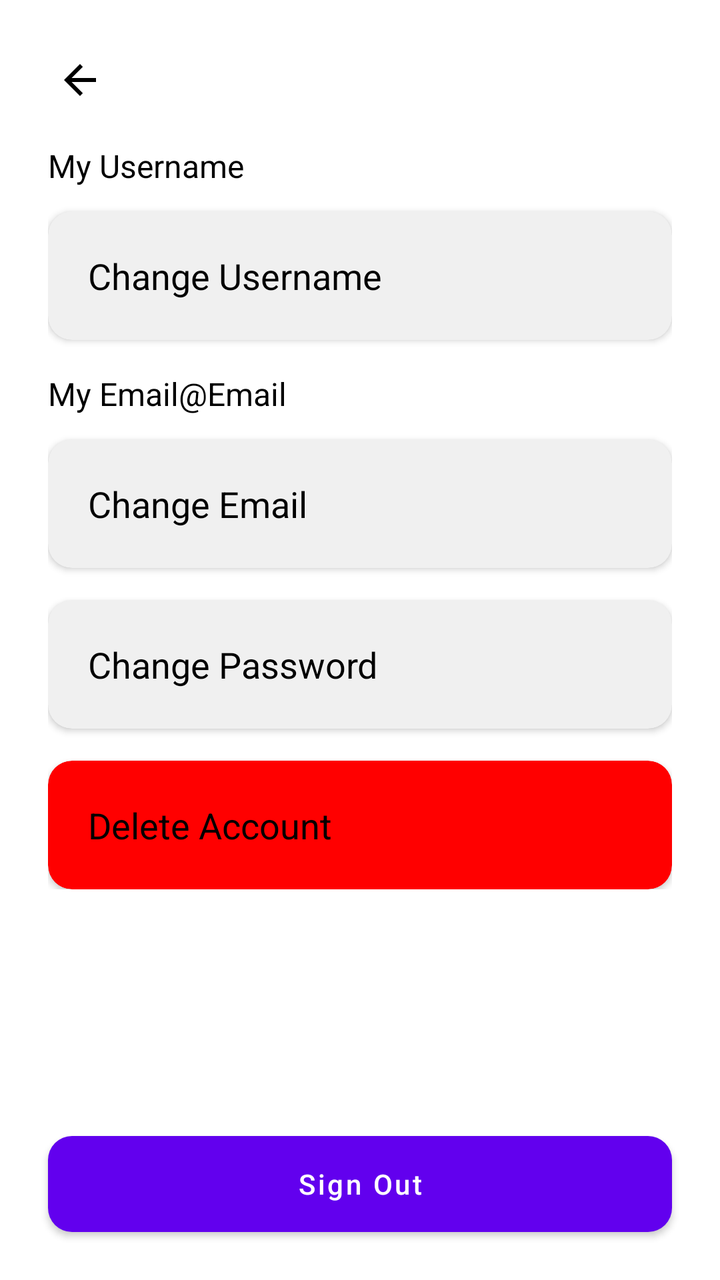
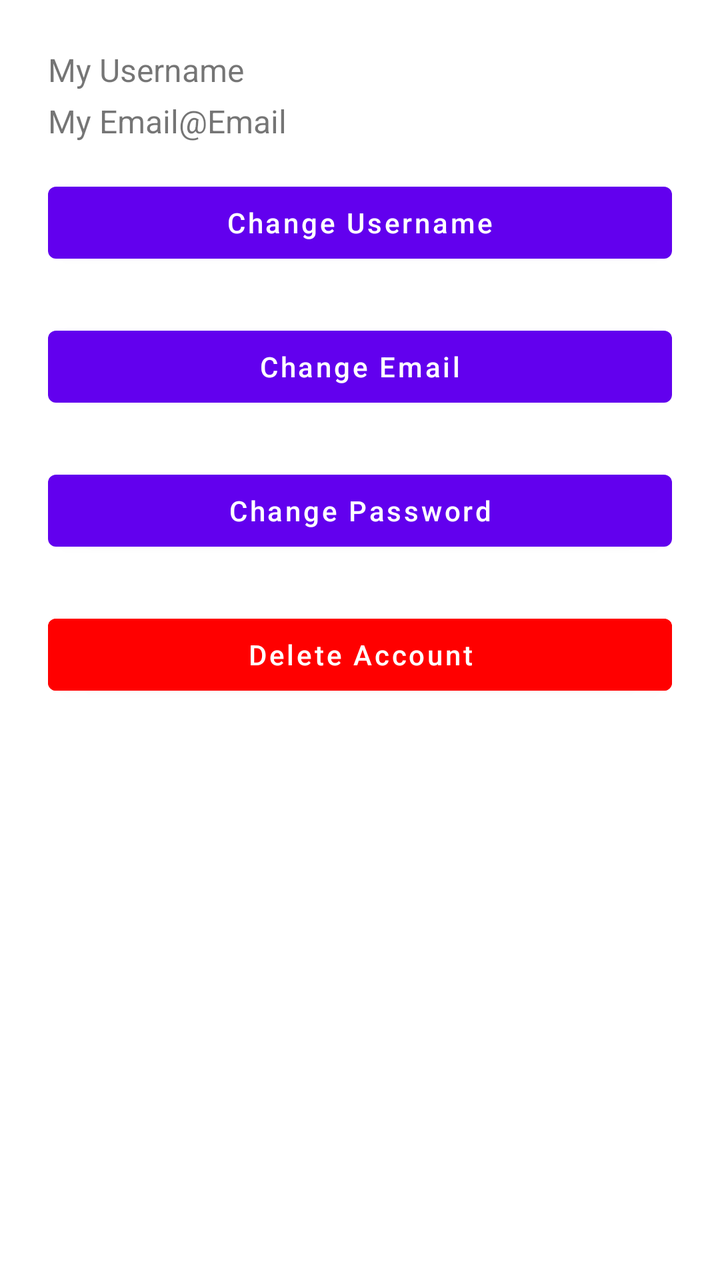

An Android layout rendered at two revisions. The XML below is the earlier revision; the diff shows what the commit changed to produce the second picture.
<!-- AndroidManifest.xml: application theme Theme.fitbite -->
<!-- res/layout/settings.xml -->
<?xml version="1.0" encoding="utf-8"?>
<LinearLayout
    xmlns:android="http://schemas.android.com/apk/res/android"
    xmlns:app="http://schemas.android.com/apk/res-auto"
    android:layout_width="match_parent"
    android:layout_height="match_parent"
    android:orientation="vertical"
    android:background="@color/backgroundPrimary">

    
    <ScrollView
        android:layout_width="match_parent"
        android:layout_height="0dp"
        android:layout_weight="1"
        android:padding="24dp">

        <LinearLayout
            android:layout_width="match_parent"
            android:layout_height="wrap_content"
            android:orientation="vertical"
            android:gravity="start|top">

            
            <RelativeLayout
                android:layout_width="match_parent"
                android:layout_height="wrap_content">

                <ImageView
                    android:id="@+id/btnBack"
                    android:layout_width="32dp"
                    android:layout_height="32dp"
                    android:src="@drawable/ic_left_arrow"
                    app:tint="@color/textPrimary"
                    android:contentDescription="Back"
                    android:padding="4dp"
                    android:layout_alignParentStart="true"
                    android:layout_centerVertical="true" />
            </RelativeLayout>

            
            <TextView
                android:id="@+id/curUsername"
                android:layout_width="wrap_content"
                android:layout_height="wrap_content"
                android:text="My Username"
                android:textSize="16sp"
                android:layout_marginTop="16dp"
                android:layout_marginBottom="4dp"
                android:textColor="@color/textPrimary" />

            <androidx.cardview.widget.CardView
                android:layout_width="match_parent"
                android:layout_height="wrap_content"
                android:layout_marginTop="8dp"
                app:cardCornerRadius="12dp"
                app:cardElevation="2dp"
                app:cardBackgroundColor="@color/backgroundSecondary">

                <RelativeLayout
                    android:id="@+id/btnChangeUsername"
                    android:layout_width="match_parent"
                    android:layout_height="wrap_content"
                    android:padding="20dp"
                    android:clickable="true"
                    android:focusable="true"
                    android:background="?attr/selectableItemBackground">

                    <TextView
                        android:layout_width="wrap_content"
                        android:layout_height="wrap_content"
                        android:text="Change Username"
                        android:textColor="@color/textPrimary"
                        android:textSize="18sp" />
                </RelativeLayout>
            </androidx.cardview.widget.CardView>

            
            <TextView
                android:id="@+id/curEmail"
                android:layout_width="wrap_content"
                android:layout_height="wrap_content"
                android:text="My Email@Email"
                android:textSize="16sp"
                android:layout_marginTop="16dp"
                android:layout_marginBottom="4dp"
                android:textColor="@color/textPrimary" />

            <androidx.cardview.widget.CardView
                android:layout_width="match_parent"
                android:layout_height="wrap_content"
                android:layout_marginTop="8dp"
                app:cardCornerRadius="12dp"
                app:cardElevation="2dp"
                app:cardBackgroundColor="@color/backgroundSecondary">

                <RelativeLayout
                    android:id="@+id/btnChangeEmail"
                    android:layout_width="match_parent"
                    android:layout_height="wrap_content"
                    android:padding="20dp"
                    android:clickable="true"
                    android:focusable="true"
                    android:background="?attr/selectableItemBackground">

                    <TextView
                        android:layout_width="wrap_content"
                        android:layout_height="wrap_content"
                        android:text="Change Email"
                        android:textColor="@color/textPrimary"
                        android:textSize="18sp" />
                </RelativeLayout>
            </androidx.cardview.widget.CardView>

            
            <androidx.cardview.widget.CardView
                android:layout_width="match_parent"
                android:layout_height="wrap_content"
                android:layout_marginTop="16dp"
                app:cardCornerRadius="12dp"
                app:cardElevation="2dp"
                app:cardBackgroundColor="@color/backgroundSecondary">

                <RelativeLayout
                    android:id="@+id/btnChangePassword"
                    android:layout_width="match_parent"
                    android:layout_height="wrap_content"
                    android:padding="20dp"
                    android:clickable="true"
                    android:focusable="true"
                    android:background="?attr/selectableItemBackground">

                    <TextView
                        android:layout_width="wrap_content"
                        android:layout_height="wrap_content"
                        android:text="Change Password"
                        android:textColor="@color/textPrimary"
                        android:textSize="18sp" />
                </RelativeLayout>
            </androidx.cardview.widget.CardView>

            
            <androidx.cardview.widget.CardView
                android:layout_width="match_parent"
                android:layout_height="wrap_content"
                android:layout_marginTop="16dp"
                app:cardCornerRadius="12dp"
                app:cardElevation="2dp"
                app:cardBackgroundColor="#FF0000">

                <RelativeLayout
                    android:id="@+id/btnDeleteAccount"
                    android:layout_width="match_parent"
                    android:layout_height="wrap_content"
                    android:padding="20dp"
                    android:clickable="true"
                    android:focusable="true"
                    android:background="?attr/selectableItemBackground">

                    <TextView
                        android:layout_width="wrap_content"
                        android:layout_height="wrap_content"
                        android:text="Delete Account"
                        android:textColor="@color/textPrimary"
                        android:textSize="18sp" />
                </RelativeLayout>
            </androidx.cardview.widget.CardView>

        </LinearLayout>
    </ScrollView>

    
    <Button
        android:id="@+id/btnSignOut"
        android:layout_width="match_parent"
        android:layout_height="wrap_content"
        android:text="Sign Out"
        android:textAllCaps="false"
        android:layout_margin="24dp"
        android:background="@drawable/button_enabled_background"
        android:textColor="#FFFFFF" />

</LinearLayout>
<!-- resources referenced by this layout -->
<resources>
  <color name="backgroundPrimary">#FFFFFF</color>
  <color name="backgroundSecondary">#F0F0F0</color>
  <color name="textPrimary">#000000</color>
  <!-- drawable button_enabled_background (drawable) -->
  <shape xmlns:android="http://schemas.android.com/apk/res/android"
      android:shape="rectangle">
      <solid android:color="#FFFFFF" />
      <corners android:radius="12dp" />
  </shape>
  <!-- drawable ic_left_arrow (drawable) -->
  <vector xmlns:android="http://schemas.android.com/apk/res/android" android:autoMirrored="true" android:height="24dp" android:tint="#000000" android:viewportHeight="24" android:viewportWidth="24" android:width="24dp">
        
      <path android:fillColor="@android:color/white" android:pathData="M20,11H7.83l5.59,-5.59L12,4l-8,8 8,8 1.41,-1.41L7.83,13H20v-2z"/>
      
  </vector>
  <style name="Theme.fitbite" parent="Theme.MaterialComponents.DayNight.NoActionBar">
          
          <item name="colorPrimary">@color/purple_500</item>
          <item name="colorPrimaryVariant">@color/purple_700</item>
          <item name="colorOnPrimary">@color/white</item>
          
          <item name="colorSecondary">@color/teal_200</item>
          <item name="colorSecondaryVariant">@color/teal_700</item>
          <item name="colorOnSecondary">@color/black</item>
          
          <item name="android:statusBarColor">?attr/colorPrimaryVariant</item>
          
      </style>
  <color name="purple_500">#FF6200EE</color>
  <color name="purple_700">#FF3700B3</color>
  <color name="white">#FFFFFFFF</color>
  <color name="teal_200">#FF03DAC5</color>
  <color name="teal_700">#FF018786</color>
  <color name="black">#FF000000</color>
</resources>

<!-- the commit's change to res/layout/settings.xml (unified diff, before → after) -->
@@ -1,182 +1,55 @@
 <?xml version="1.0" encoding="utf-8"?>
 <LinearLayout
     xmlns:android="http://schemas.android.com/apk/res/android"
-    xmlns:app="http://schemas.android.com/apk/res-auto"
     android:layout_width="match_parent"
     android:layout_height="match_parent"
     android:orientation="vertical"
-    android:background="@color/backgroundPrimary">
+    android:padding="24dp"
+    android:gravity="start|top">
 
-    
-    <ScrollView
-        android:layout_width="match_parent"
-        android:layout_height="0dp"
-        android:layout_weight="1"
-        android:padding="24dp">
+    <TextView
+        android:id="@+id/curUsername"
+        android:layout_width="wrap_content"
+        android:layout_height="wrap_content"
+        android:text="My Username"
+        android:textSize="16sp"
+        android:layout_marginBottom="4dp"/>
 
-        <LinearLayout
-            android:layout_width="match_parent"
-            android:layout_height="wrap_content"
-            android:orientation="vertical"
-            android:gravity="start|top">
-
-            
-            <RelativeLayout
-                android:layout_width="match_parent"
-                android:layout_height="wrap_content">
-
-                <ImageView
-                    android:id="@+id/btnBack"
-                    android:layout_width="32dp"
-                    android:layout_height="32dp"
-                    android:src="@drawable/ic_left_arrow"
-                    app:tint="@color/textPrimary"
-                    android:contentDescription="Back"
-                    android:padding="4dp"
-                    android:layout_alignParentStart="true"
-                    android:layout_centerVertical="true" />
-            </RelativeLayout>
-
-            
-            <TextView
-                android:id="@+id/curUsername"
-                android:layout_width="wrap_content"
-                android:layout_height="wrap_content"
-                android:text="My Username"
-                android:textSize="16sp"
-                android:layout_marginTop="16dp"
-                android:layout_marginBottom="4dp"
-                android:textColor="@color/textPrimary" />
-
-            <androidx.cardview.widget.CardView
-                android:layout_width="match_parent"
-                android:layout_height="wrap_content"
-                android:layout_marginTop="8dp"
-                app:cardCornerRadius="12dp"
-                app:cardElevation="2dp"
-                app:cardBackgroundColor="@color/backgroundSecondary">
-
-                <RelativeLayout
-                    android:id="@+id/btnChangeUsername"
-                    android:layout_width="match_parent"
-                    android:layout_height="wrap_content"
-                    android:padding="20dp"
-                    android:clickable="true"
-                    android:focusable="true"
-                    android:background="?attr/selectableItemBackground">
-
-                    <TextView
-                        android:layout_width="wrap_content"
-                        android:layout_height="wrap_content"
-                        android:text="Change Username"
-                        android:textColor="@color/textPrimary"
-                        android:textSize="18sp" />
-                </RelativeLayout>
-            </androidx.cardview.widget.CardView>
-
-            
-            <TextView
-                android:id="@+id/curEmail"
-                android:layout_width="wrap_content"
-                android:layout_height="wrap_content"
-                android:text="My Email@Email"
-                android:textSize="16sp"
-                android:layout_marginTop="16dp"
-                android:layout_marginBottom="4dp"
-                android:textColor="@color/textPrimary" />
-
-            <androidx.cardview.widget.CardView
-                android:layout_width="match_parent"
-                android:layout_height="wrap_content"
-                android:layout_marginTop="8dp"
-                app:cardCornerRadius="12dp"
-                app:cardElevation="2dp"
-                app:cardBackgroundColor="@color/backgroundSecondary">
-
-                <RelativeLayout
-                    android:id="@+id/btnChangeEmail"
-                    android:layout_width="match_parent"
-                    android:layout_height="wrap_content"
-                    android:padding="20dp"
-                    android:clickable="true"
-                    android:focusable="true"
-                    android:background="?attr/selectableItemBackground">
-
-                    <TextView
-                        android:layout_width="wrap_content"
-                        android:layout_height="wrap_content"
-                        android:text="Change Email"
-                        android:textColor="@color/textPrimary"
-                        android:textSize="18sp" />
-                </RelativeLayout>
-            </androidx.cardview.widget.CardView>
-
-            
-            <androidx.cardview.widget.CardView
-                android:layout_width="match_parent"
-                android:layout_height="wrap_content"
-                android:layout_marginTop="16dp"
-                app:cardCornerRadius="12dp"
-                app:cardElevation="2dp"
-                app:cardBackgroundColor="@color/backgroundSecondary">
-
-                <RelativeLayout
-                    android:id="@+id/btnChangePassword"
-                    android:layout_width="match_parent"
-                    android:layout_height="wrap_content"
-                    android:padding="20dp"
-                    android:clickable="true"
-                    android:focusable="true"
-                    android:background="?attr/selectableItemBackground">
-
-                    <TextView
-                        android:layout_width="wrap_content"
-                        android:layout_height="wrap_content"
-                        android:text="Change Password"
-                        android:textColor="@color/textPrimary"
-                        android:textSize="18sp" />
-                </RelativeLayout>
-            </androidx.cardview.widget.CardView>
-
-            
-            <androidx.cardview.widget.CardView
-                android:layout_width="match_parent"
-                android:layout_height="wrap_content"
-                android:layout_marginTop="16dp"
-                app:cardCornerRadius="12dp"
-                app:cardElevation="2dp"
-                app:cardBackgroundColor="#FF0000">
-
-                <RelativeLayout
-                    android:id="@+id/btnDeleteAccount"
-                    android:layout_width="match_parent"
-                    android:layout_height="wrap_content"
-                    android:padding="20dp"
-                    android:clickable="true"
-                    android:focusable="true"
-                    android:background="?attr/selectableItemBackground">
-
-                    <TextView
-                        android:layout_width="wrap_content"
-                        android:layout_height="wrap_content"
-                        android:text="Delete Account"
-                        android:textColor="@color/textPrimary"
-                        android:textSize="18sp" />
-                </RelativeLayout>
-            </androidx.cardview.widget.CardView>
-
-        </LinearLayout>
-    </ScrollView>
-
-    
+    <TextView
+        android:id="@+id/curEmail"
+        android:layout_width="wrap_content"
+        android:layout_height="wrap_content"
+        android:text="My Email@Email"
+        android:textSize="16sp"
+        android:layout_marginBottom="16dp"/>
+<Button
+    android:id="@+id/ChangeUsername"
+    android:layout_width="match_parent"
+    android:layout_height="wrap_content"
+    android:text="Change Username"
+    android:textAllCaps="false"
+    android:layout_marginBottom="24dp"/>
     <Button
-        android:id="@+id/btnSignOut"
+        android:id="@+id/ChangeEmail"
         android:layout_width="match_parent"
         android:layout_height="wrap_content"
-        android:text="Sign Out"
+        android:text="Change Email"
         android:textAllCaps="false"
-        android:layout_margin="24dp"
-        android:background="@drawable/button_enabled_background"
-        android:textColor="#FFFFFF" />
+        android:layout_marginBottom="24dp"/>
+    <Button
+        android:id="@+id/ChangePassword"
+        android:layout_width="match_parent"
+        android:layout_height="wrap_content"
+        android:text="Change Password"
+        android:textAllCaps="false"
+        android:layout_marginBottom="24dp"/>
 
+    <Button
+        android:id="@+id/DeleteAccount"
+        android:layout_width="match_parent"
+        android:layout_height="wrap_content"
+        android:text="Delete Account"
+        android:textAllCaps="false"
+	android:backgroundTint="#FF0000"
+        android:layout_marginBottom="24dp"/>
 </LinearLayout>
<!-- resource entries referenced after the edit -->
@@ -1,20 +1,5 @@
 <!-- resources referenced by this layout -->
 <resources>
-  <color name="backgroundPrimary">#FFFFFF</color>
-  <color name="backgroundSecondary">#F0F0F0</color>
-  <color name="textPrimary">#000000</color>
-  <!-- drawable button_enabled_background (drawable) -->
-  <shape xmlns:android="http://schemas.android.com/apk/res/android"
-      android:shape="rectangle">
-      <solid android:color="#FFFFFF" />
-      <corners android:radius="12dp" />
-  </shape>
-  <!-- drawable ic_left_arrow (drawable) -->
-  <vector xmlns:android="http://schemas.android.com/apk/res/android" android:autoMirrored="true" android:height="24dp" android:tint="#000000" android:viewportHeight="24" android:viewportWidth="24" android:width="24dp">
-        
-      <path android:fillColor="@android:color/white" android:pathData="M20,11H7.83l5.59,-5.59L12,4l-8,8 8,8 1.41,-1.41L7.83,13H20v-2z"/>
-      
-  </vector>
   <style name="Theme.fitbite" parent="Theme.MaterialComponents.DayNight.NoActionBar">
           
           <item name="colorPrimary">@color/purple_500</item>
